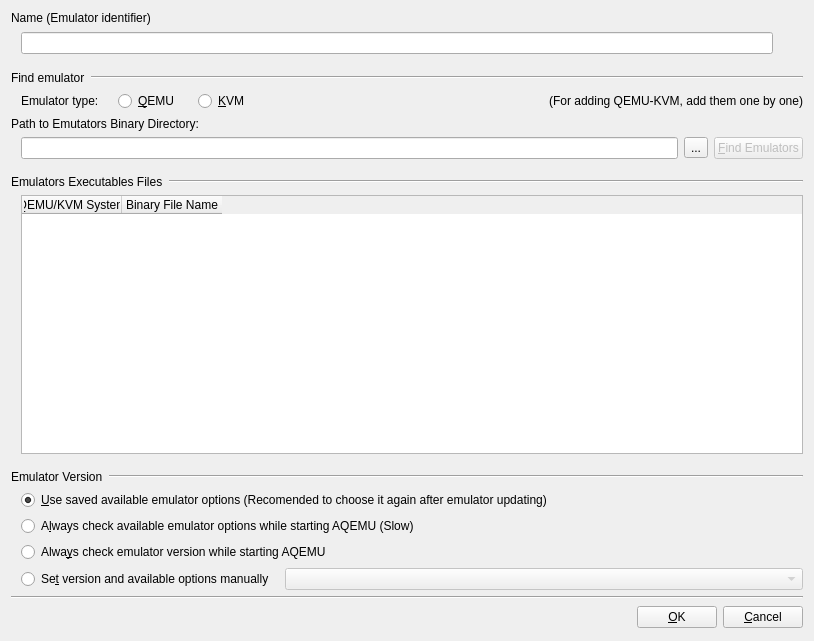
Old version of the form src/Emulator_Options_Window.ui in the repository tobimensch/aqemu.
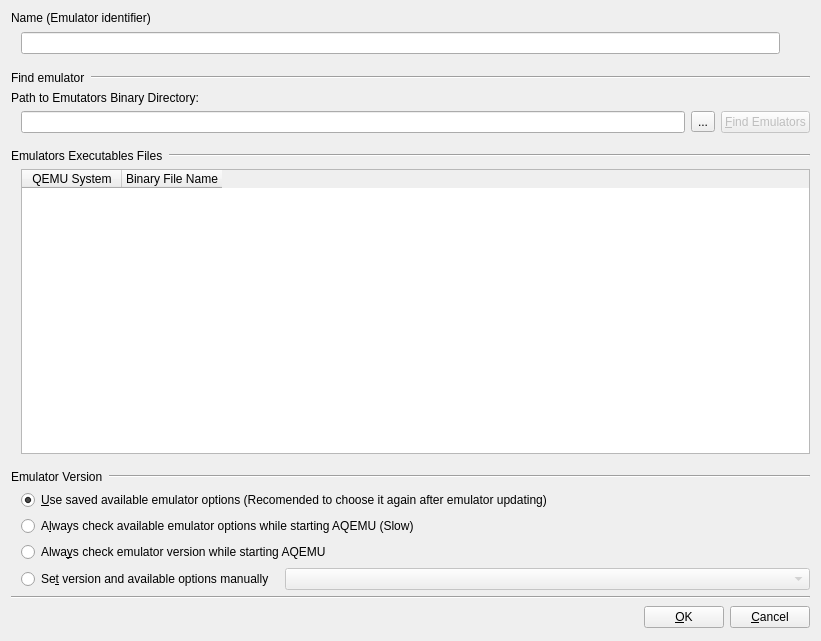
New version of the form. Icons and pictures are not drawn.

The edit to the form file:
```diff
--- a/src/Emulator_Options_Window.ui
+++ b/src/Emulator_Options_Window.ui
@@ -7,7 +7,7 @@
    <rect>
     <x>0</x>
     <y>0</y>
-    <width>814</width>
+    <width>821</width>
     <height>641</height>
    </rect>
   </property>
@@ -113,100 +113,6 @@
      </item>
     </layout>
    </item>
-   <item>
-    <widget class="QWidget" name="Widget_Emulator_Type" native="true">
-     <layout class="QHBoxLayout" name="horizontalLayout_6">
-      <property name="leftMargin">
-       <number>10</number>
-      </property>
-      <property name="topMargin">
-       <number>0</number>
-      </property>
-      <property name="rightMargin">
-       <number>0</number>
-      </property>
-      <property name="bottomMargin">
-       <number>0</number>
-      </property>
-      <item>
-       <widget class="QLabel" name="Label_Emulator_Type">
-        <property name="text">
-         <string>Emulator type:</string>
-        </property>
-       </widget>
-      </item>
-      <item>
-       <spacer name="horizontalSpacer_2">
-        <property name="orientation">
-         <enum>Qt::Horizontal</enum>
-        </property>
-        <property name="sizeType">
-         <enum>QSizePolicy::Fixed</enum>
-        </property>
-        <property name="sizeHint" stdset="0">
-         <size>
-          <width>13</width>
-          <height>13</height>
-         </size>
-        </property>
-       </spacer>
-      </item>
-      <item>
-       <widget class="QRadioButton" name="RB_QEMU">
-        <property name="text">
-         <string>&amp;QEMU</string>
-        </property>
-       </widget>
-      </item>
-      <item>
-       <spacer name="horizontalSpacer_3">
-        <property name="orientation">
-         <enum>Qt::Horizontal</enum>
-        </property>
-        <property name="sizeType">
-         <enum>QSizePolicy::Fixed</enum>
-        </property>
-        <property name="sizeHint" stdset="0">
-         <size>
-          <width>13</width>
-          <height>13</height>
-         </size>
-        </property>
-       </spacer>
-      </item>
-      <item>
-       <widget class="QRadioButton" name="RB_KVM">
-        <property name="text">
-         <string>&amp;KVM</string>
-        </property>
-       </widget>
-      </item>
-      <item>
-       <spacer name="horizontalSpacer">
-        <property name="orientation">
-         <enum>Qt::Horizontal</enum>
-        </property>
-        <property name="sizeHint" stdset="0">
-         <size>
-          <width>7</width>
-          <height>20</height>
-         </size>
-        </property>
-       </spacer>
-      </item>
-      <item>
-       <widget class="QLabel" name="Label_Find_QEMU_KVM">
-        <property name="text">
-         <string>(For adding QEMU-KVM, add them one by one)</string>
-        </property>
-        <property name="alignment">
-         <set>Qt::AlignRight|Qt::AlignTrailing|Qt::AlignVCenter</set>
-        </property>
-       </widget>
-      </item>
-     </layout>
-    </widget>
-   </item>
    <item>
     <widget class="QLabel" name="Label_Path_to_Dir">
      <property name="sizePolicy">
@@ -325,7 +231,7 @@
        </property>
        <column>
         <property name="text">
-         <string>QEMU/KVM System</string>
+         <string>QEMU System</string>
         </property>
        </column>
        <column>
```
Left out of the diff: 28 changed lines with no effect on the pictures.
